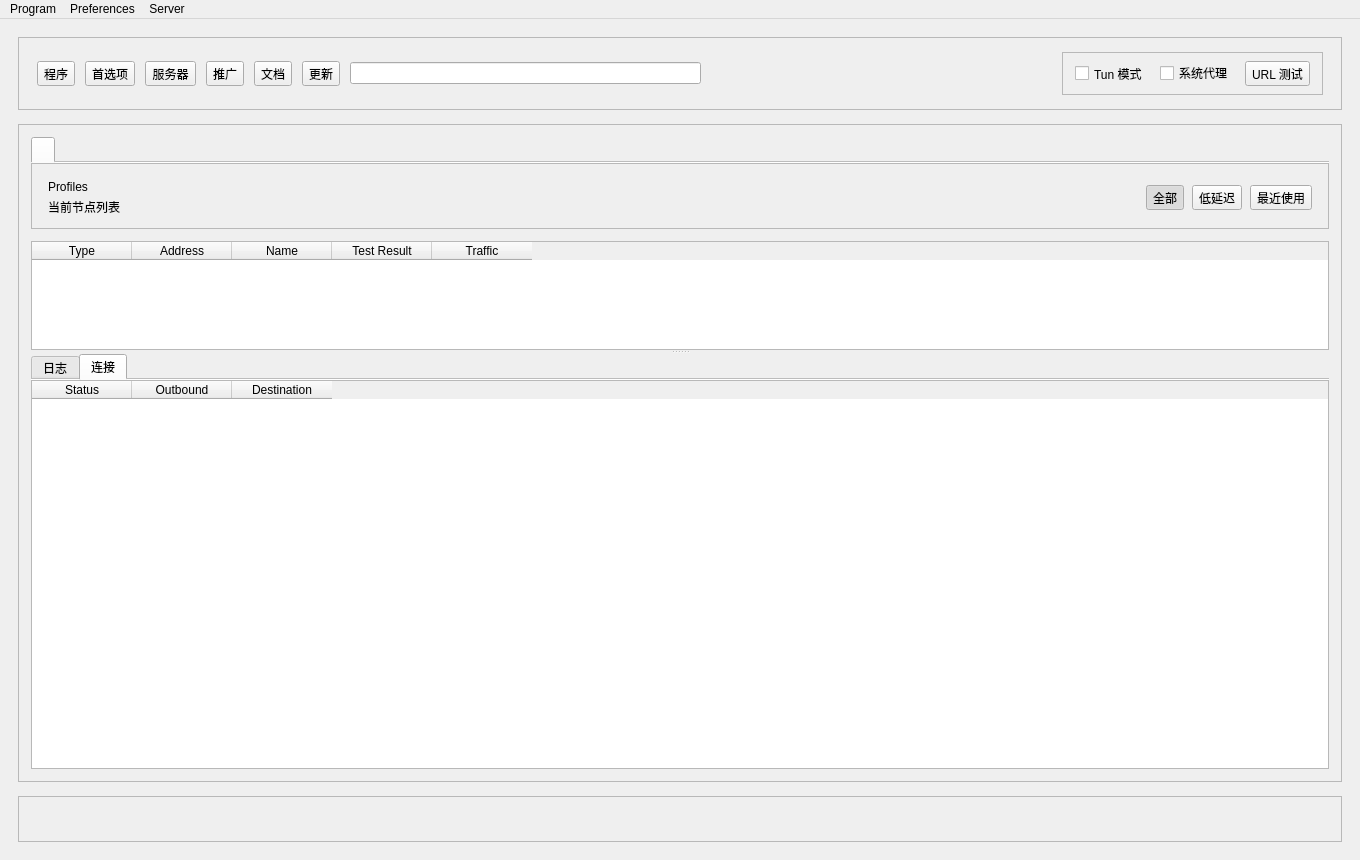
The window that ui/mainwindow.ui (yusuijiang01-orz/nekoray) describes before a commit, drawn with Qt 5.
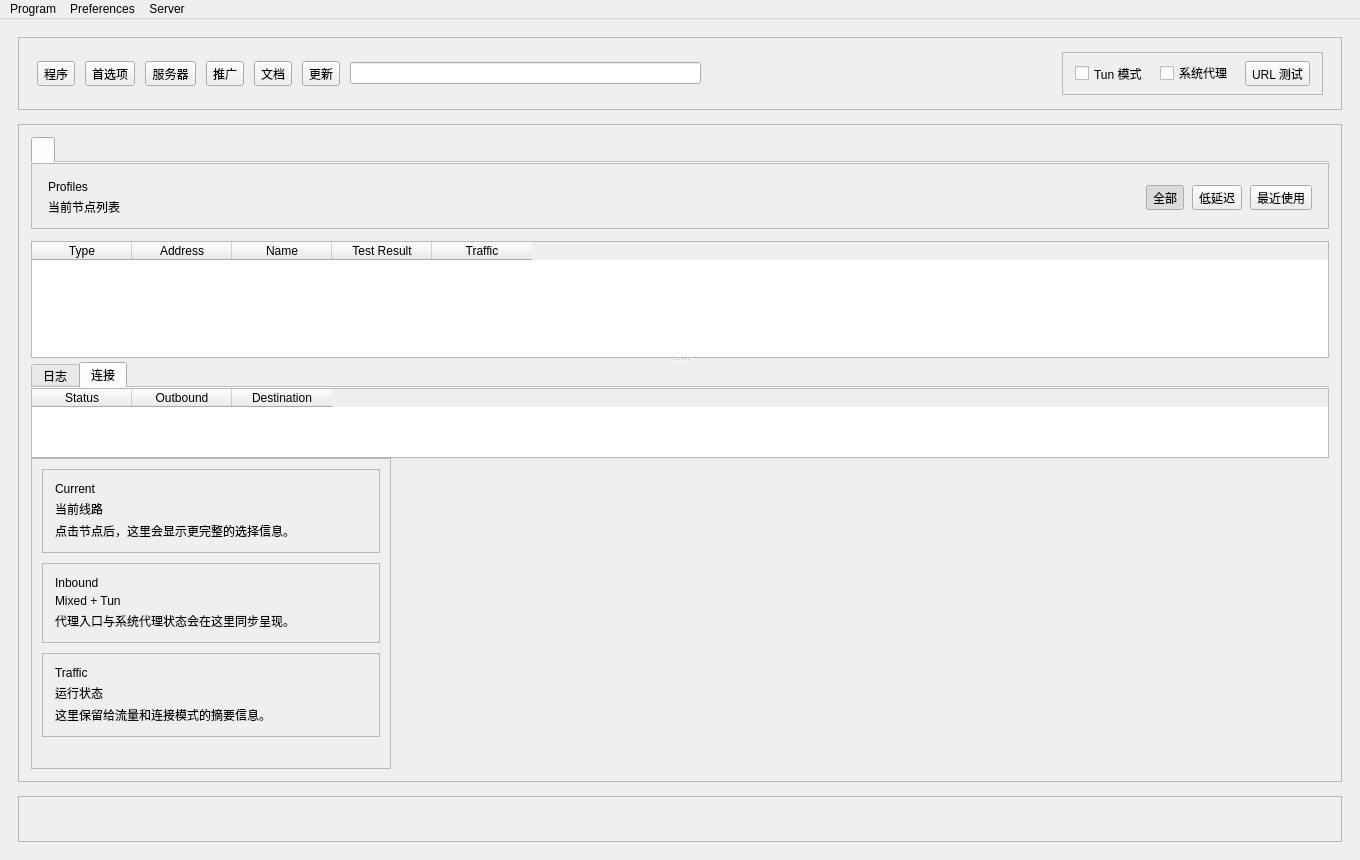
The same window after the commit. The open tabs and pages were chosen to show the change. Icons and pictures are not drawn. Custom widgets are drawn as their Qt base class.

The edit to the form file:
```diff
--- a/ui/mainwindow.ui
+++ b/ui/mainwindow.ui
@@ -564,26 +564,97 @@
               </property>
           </widget>
          </item>
+          </layout>
+          </widget>
+          <widget class="QWidget" name="tab_2">
+           <attribute name="title">
+             <string>连接</string>
+            </attribute>
+           <layout class="QVBoxLayout" name="verticalLayout_2">
+            <property name="spacing">
+             <number>0</number>
+            </property>
+            <property name="leftMargin">
+             <number>0</number>
+            </property>
+            <property name="topMargin">
+             <number>0</number>
+            </property>
+            <property name="rightMargin">
+             <number>0</number>
+            </property>
+            <property name="bottomMargin">
+             <number>0</number>
+            </property>
+            <item>
+             <widget class="QTableWidget" name="tableWidget_conn">
+              <property name="contextMenuPolicy">
+               <enum>Qt::CustomContextMenu</enum>
+              </property>
+              <property name="editTriggers">
+               <set>QAbstractItemView::NoEditTriggers</set>
+              </property>
+              <property name="selectionBehavior">
+               <enum>QAbstractItemView::SelectRows</enum>
+              </property>
+              <property name="verticalScrollMode">
+               <enum>QAbstractItemView::ScrollPerPixel</enum>
+              </property>
+              <property name="horizontalScrollMode">
+               <enum>QAbstractItemView::ScrollPerPixel</enum>
+              </property>
+              <attribute name="horizontalHeaderHighlightSections">
+               <bool>false</bool>
+              </attribute>
+              <column>
+               <property name="text">
+                <string>Status</string>
+               </property>
+              </column>
+              <column>
+               <property name="text">
+                <string>Outbound</string>
+               </property>
+              </column>
+              <column>
+               <property name="text">
+                <string>Destination</string>
+               </property>
+              </column>
+         </widget>
+        </item>
          <item>
           <widget class="QFrame" name="insightPanel">
+          <property name="minimumSize">
+           <size>
+            <width>320</width>
+            <height>0</height>
+           </size>
+          </property>
+          <property name="maximumSize">
+           <size>
+            <width>360</width>
+            <height>16777215</height>
+           </size>
+          </property>
            <property name="frameShape">
             <enum>QFrame::StyledPanel</enum>
            </property>
            <layout class="QVBoxLayout" name="insightPanelLayout">
             <property name="spacing">
-             <number>12</number>
+            <number>10</number>
             </property>
             <property name="leftMargin">
-             <number>12</number>
+            <number>10</number>
             </property>
             <property name="topMargin">
-             <number>12</number>
+            <number>10</number>
             </property>
             <property name="rightMargin">
-             <number>12</number>
+            <number>10</number>
             </property>
             <property name="bottomMargin">
-             <number>12</number>
+            <number>10</number>
             </property>
             <item>
              <widget class="QFrame" name="insightCardCurrent">
@@ -592,7 +663,7 @@
               </property>
               <layout class="QVBoxLayout" name="insightCardCurrentLayout">
                <property name="spacing">
-                <number>6</number>
+               <number>4</number>
                </property>
                <property name="leftMargin">
                 <number>12</number>
@@ -640,7 +711,7 @@
               </property>
               <layout class="QVBoxLayout" name="insightCardInboundLayout">
                <property name="spacing">
-                <number>6</number>
+               <number>4</number>
                </property>
                <property name="leftMargin">
                 <number>12</number>
@@ -688,7 +759,7 @@
               </property>
               <layout class="QVBoxLayout" name="insightCardTrafficLayout">
                <property name="spacing">
-                <number>6</number>
+               <number>4</number>
                </property>
                <property name="leftMargin">
                 <number>12</number>
@@ -729,66 +800,20 @@
               </layout>
              </widget>
             </item>
-           </layout>
-          </widget>
-         </item>
-        </layout>
-          </widget>
-          <widget class="QWidget" name="tab_2">
-           <attribute name="title">
-             <string>连接</string>
-            </attribute>
-           <layout class="QVBoxLayout" name="verticalLayout_2">
-            <property name="spacing">
-             <number>0</number>
-            </property>
-            <property name="leftMargin">
-             <number>0</number>
-            </property>
-            <property name="topMargin">
-             <number>0</number>
-            </property>
-            <property name="rightMargin">
-             <number>0</number>
-            </property>
-            <property name="bottomMargin">
-             <number>0</number>
-            </property>
             <item>
-             <widget class="QTableWidget" name="tableWidget_conn">
-              <property name="contextMenuPolicy">
-               <enum>Qt::CustomContextMenu</enum>
-              </property>
-              <property name="editTriggers">
-               <set>QAbstractItemView::NoEditTriggers</set>
-              </property>
-              <property name="selectionBehavior">
-               <enum>QAbstractItemView::SelectRows</enum>
-              </property>
-              <property name="verticalScrollMode">
-               <enum>QAbstractItemView::ScrollPerPixel</enum>
-              </property>
-              <property name="horizontalScrollMode">
-               <enum>QAbstractItemView::ScrollPerPixel</enum>
-              </property>
-              <attribute name="horizontalHeaderHighlightSections">
-               <bool>false</bool>
-              </attribute>
-              <column>
-               <property name="text">
-                <string>Status</string>
-               </property>
-              </column>
-              <column>
-               <property name="text">
-                <string>Outbound</string>
-               </property>
-              </column>
-              <column>
-               <property name="text">
-                <string>Destination</string>
-               </property>
-              </column>
+            <spacer name="verticalSpacer_insightBottom">
+             <property name="orientation">
+              <enum>Qt::Vertical</enum>
+             </property>
+             <property name="sizeHint" stdset="0">
+              <size>
+               <width>20</width>
+               <height>40</height>
+              </size>
+             </property>
+            </spacer>
+           </item>
+          </layout>
              </widget>
             </item>
            </layout>
```
Lines whose indentation alone changed are shown as unchanged.
